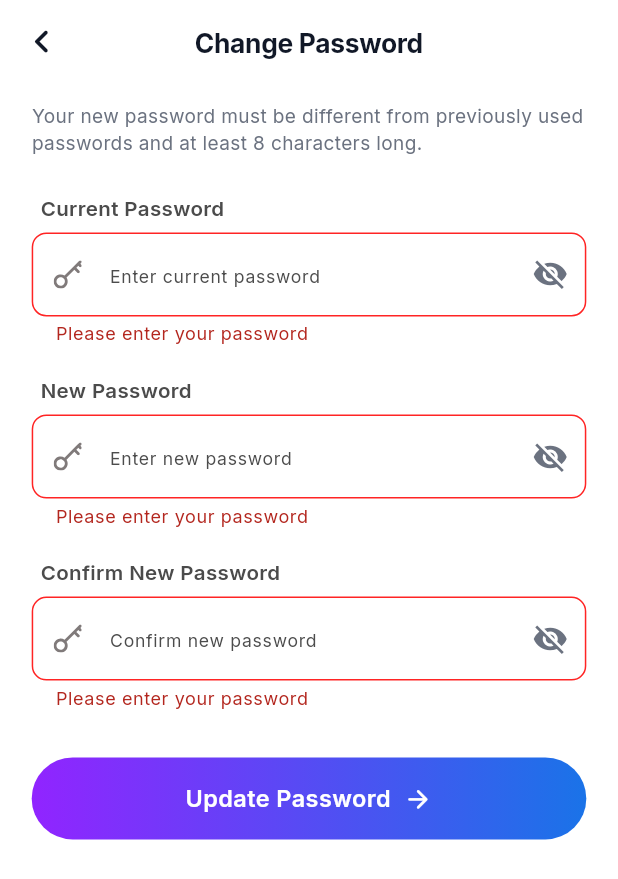
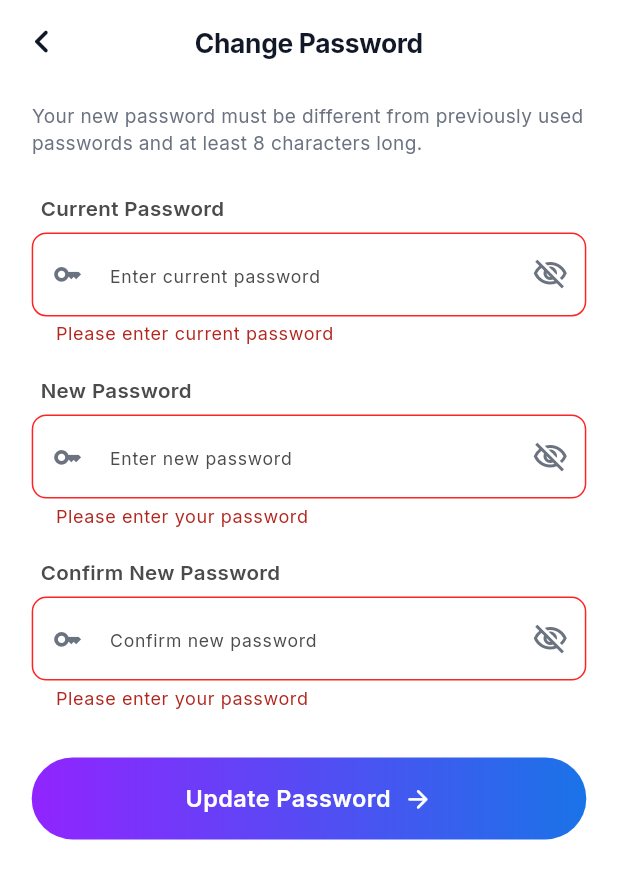
Before and after one commit to SabbirMo/iWitnez, a Flutter app: the ChangePasswordScreen screen opened by its route, after a tap on "Update Password", on a phone screen of 412 x 824 dp. Shown: the top 879 px of the screen. Run offline on Flutter 3.47's test engine with Material 3 defaults, Android fonts, the phone set to English and light mode, and no system bars; our stand-ins replace audioplayers, camera, dio, emoji_picker_flutter, firebase_core, firebase_messaging and 16 more; missing offline and left inert: agora_rtc_engine; accounts and stored records are empty; network calls fail.

Commit message:
change password and two factor api connect

```diff
--- a/lib/core/network/api_endpoint/api_end_point.dart
+++ b/lib/core/network/api_endpoint/api_end_point.dart
@@ -11,6 +11,8 @@ class ApiEndPoints {
   static const String forgotPassword = '/api/v1/auth/password/forgot/';
   static const String verifyPasswordOtp = '/api/v1/auth/password/verify-otp/';
   static const String resetPassword = '/api/v1/auth/password/reset/';
+  static const String changePassword = '/api/v1/auth/password/change/';
+  static const String toggleTwoFactor = '/api/v1/auth/account/2fa/toggle/';
   static const String getProfile = '/api/v1/auth/me/';
   static const String deviceSettings = '/api/v1/auth/device-settings/';
   static const String safetySettings = '/api/v1/auth/safety-settings/';
--- a/lib/feature/main_user/AccountSettings/screen/change_password_screen.dart
+++ b/lib/feature/main_user/AccountSettings/screen/change_password_screen.dart
@@ -1,14 +1,13 @@
 import 'package:flutter/material.dart';
 import 'package:flutter_riverpod/flutter_riverpod.dart';
 import 'package:flutter_screenutil/flutter_screenutil.dart';
-import 'package:flutter_svg/svg.dart';
 import 'package:go_router/go_router.dart';
 import 'package:google_fonts/google_fonts.dart';
 import 'package:iwitnez/core/constants/colors/app_colors.dart';
-import 'package:iwitnez/core/constants/image_assets/image_assets.dart';
 import 'package:iwitnez/core/constants/text_style/custom_text_style.dart';
 import 'package:iwitnez/core/utils/app_validator.dart';
 import 'package:iwitnez/core/widgets/custom_button.dart';
+import 'package:iwitnez/core/widgets/custom_snackbar.dart';
 import 'package:iwitnez/core/widgets/textfield_hint_text.dart';
 import '../provider/change_password_provider.dart';
 
@@ -47,91 +46,33 @@ class _ChangePasswordScreenState extends ConsumerState<ChangePasswordScreen> {
     if (!(_formKey.currentState?.validate() ?? false)) return;
 
     FocusScope.of(context).unfocus();
-    notifier.setLoading(true);
 
-    // Simulate network request
-    await Future.delayed(const Duration(milliseconds: 600));
+    final success = await notifier.changePassword(
+      oldPassword: _currentPasswordController.text,
+      newPassword: _newPasswordController.text,
+      confirmPassword: _confirmPasswordController.text,
+    );
 
     if (!mounted) return;
-    notifier.setLoading(false);
 
-    _showSuccessDialog();
-  }
-
-  void _showSuccessDialog() {
-    showDialog<void>(
-      context: context,
-      barrierDismissible: false,
-      builder: (dialogContext) {
-        return PopScope(
-          canPop: false,
-          child: Dialog(
-            shape: RoundedRectangleBorder(
-              borderRadius: BorderRadius.circular(24.r),
-            ),
-            backgroundColor: Colors.white,
-            insetPadding: EdgeInsets.symmetric(horizontal: 24.w),
-            child: Padding(
-              padding: EdgeInsets.symmetric(horizontal: 24.w, vertical: 28.h),
-              child: Column(
-                mainAxisSize: MainAxisSize.min,
-                children: [
-                  Container(
-                    width: 76.w,
-                    height: 76.w,
-                    decoration: BoxDecoration(
-                      color: AppColors.green.withValues(alpha: 0.12),
-                      shape: BoxShape.circle,
-                    ),
-                    child: Center(
-                      child: Container(
-                        width: 54.w,
-                        height: 54.w,
-                        decoration: const BoxDecoration(
-                          color: AppColors.green,
-                          shape: BoxShape.circle,
-                        ),
-                        child: Icon(
-                          Icons.check_rounded,
-                          color: Colors.white,
-                          size: 32.sp,
-                        ),
-                      ),
-                    ),
-                  ),
-                  SizedBox(height: 20.h),
-                  Text(
-                    'Password Updated!',
-                    textAlign: TextAlign.center,
-                    style: CustomTextStyle.bold30(
-                      AppColors.textDark,
-                    ).copyWith(fontSize: 22.sp),
-                  ),
-                  SizedBox(height: 8.h),
-                  Text(
-                    'Your password has been changed successfully. You can now use your new password next time you sign in.',
-                    textAlign: TextAlign.center,
-                    style: CustomTextStyle.regular14(
-                      AppColors.onboardingDesc,
-                    ).copyWith(fontSize: 13.sp, height: 1.4),
-                  ),
-                  SizedBox(height: 24.h),
-                  CustomButton(
-                    text: 'Back to Settings',
-                    onTap: () {
-                      Navigator.of(dialogContext).pop();
-                      if (context.canPop()) {
-                        context.pop();
-                      }
-                    },
-                  ),
-                ],
-              ),
-            ),
-          ),
-        );
-      },
-    );
+    if (success) {
+      final msg = ref.read(changePasswordProvider).successMessage ??
+          'Password changed successfully';
+      CustomSnackBar.showSuccess(
+        context,
+        message: msg,
+      );
+      if (context.canPop()) {
+        context.pop();
+      }
+    } else {
+      final errorMsg = ref.read(changePasswordProvider).errorMessage ??
+          'Failed to change password. Please try again.';
+      CustomSnackBar.showError(
+        context,
+        message: errorMsg,
+      );
+    }
   }
 
   @override
@@ -194,26 +135,32 @@ class _ChangePasswordScreenState extends ConsumerState<ChangePasswordScreen> {
                     const TextFieldHintText(text: 'Current Password'),
                     TextFormField(
                       controller: _currentPasswordController,
-                      validator: AppValidator.validatePassword,
+                      validator: (value) {
+                        if (value == null || value.isEmpty) {
+                          return 'Please enter current password';
+                        }
+                        if (value.length < 8) {
+                          return 'Password must be at least 8 characters long';
+                        }
+                        return null;
+                      },
                       obscureText: !state.isCurrentPasswordVisible,
                       autocorrect: false,
                       enableSuggestions: false,
                       keyboardType: TextInputType.visiblePassword,
                       decoration: InputDecoration(
                         hintText: 'Enter current password',
-                        prefixIcon: Padding(
-                          padding: EdgeInsets.only(top: 15.h, bottom: 15.h),
-                          child: SvgPicture.asset(
-                            ImageAssets.lockSvg,
-                            width: 6.w,
-                          ),
+                        prefixIcon: Icon(
+                          Icons.key_outlined,
+                          size: 20.sp,
+                          color: AppColors.onboardingDesc,
                         ),
                         suffixIcon: IconButton(
                           onPressed: notifier.toggleCurrentPasswordVisibility,
                           icon: Icon(
                             state.isCurrentPasswordVisible
-                                ? Icons.visibility
-                                : Icons.visibility_off,
+                                ? Icons.visibility_outlined
+                                : Icons.visibility_off_outlined,
                             color: AppColors.onboardingDesc,
                           ),
                         ),
@@ -243,19 +190,17 @@ class _ChangePasswordScreenState extends ConsumerState<ChangePasswordScreen> {
                       keyboardType: TextInputType.visiblePassword,
                       decoration: InputDecoration(
                         hintText: 'Enter new password',
-                        prefixIcon: Padding(
-                          padding: EdgeInsets.only(top: 15.h, bottom: 15.h),
-                          child: SvgPicture.asset(
-                            ImageAssets.lockSvg,
-                            width: 6.w,
-                          ),
+                        prefixIcon: Icon(
+                          Icons.key_outlined,
+                          size: 20.sp,
+                          color: AppColors.onboardingDesc,
                         ),
                         suffixIcon: IconButton(
                           onPressed: notifier.toggleNewPasswordVisibility,
                           icon: Icon(
                             state.isNewPasswordVisible
-                                ? Icons.visibility
-                                : Icons.visibility_off,
+                                ? Icons.visibility_outlined
+                                : Icons.visibility_off_outlined,
                             color: AppColors.onboardingDesc,
                           ),
                         ),
@@ -278,19 +223,17 @@ class _ChangePasswordScreenState extends ConsumerState<ChangePasswordScreen> {
                       keyboardType: TextInputType.visiblePassword,
                       decoration: InputDecoration(
                         hintText: 'Confirm new password',
-                        prefixIcon: Padding(
-                          padding: EdgeInsets.only(top: 15.h, bottom: 15.h),
-                          child: SvgPicture.asset(
-                            ImageAssets.lockSvg,
-                            width: 6.w,
-                          ),
+                        prefixIcon: Icon(
+                          Icons.key_outlined,
+                          size: 20.sp,
+                          color: AppColors.onboardingDesc,
                         ),
                         suffixIcon: IconButton(
                           onPressed: notifier.toggleConfirmPasswordVisibility,
                           icon: Icon(
                             state.isConfirmPasswordVisible
-                                ? Icons.visibility
-                                : Icons.visibility_off,
+                                ? Icons.visibility_outlined
+                                : Icons.visibility_off_outlined,
                             color: AppColors.onboardingDesc,
                           ),
                         ),
--- a/lib/feature/main_user/Profile_section/Profile/repository/profile_repository.dart
+++ b/lib/feature/main_user/Profile_section/Profile/repository/profile_repository.dart
@@ -27,6 +27,12 @@ class ProfileRepository {
 
   void clearCache() {
     _cachedProfile = null;
+  }
+
+  void updateTwoFactorEnabled(bool enabled) {
+    if (_cachedProfile != null) {
+      _cachedProfile = _cachedProfile!.copyWith(twoFactorEnabled: enabled);
+    }
   }
 
   /// Fetches user profile from GET /api/v1/auth/me/
```
Also changed, not shown: lib/feature/main_user/AccountSettings/controller/account_settings_controller.dart (+67 -7 lines), lib/feature/main_user/AccountSettings/model/account_settings_model.dart (+18 -14 lines), lib/feature/main_user/AccountSettings/provider/account_settings_provider.dart (+11 -2 lines), lib/feature/main_user/AccountSettings/provider/change_password_provider.dart (+45 -3 lines), lib/feature/main_user/AccountSettings/repository/account_settings_repository.dart (added, +96 -0 lines), lib/feature/main_user/AccountSettings/screen/account_settings_screen.dart (+22 -88 lines), lib/feature/main_user/AccountSettings/widget/account_settings_tile.dart (+22 -7 lines), lib/feature/main_user/PersonalInformation/widget/custom_text_field.dart (+1 -15 lines), 1 other file.
